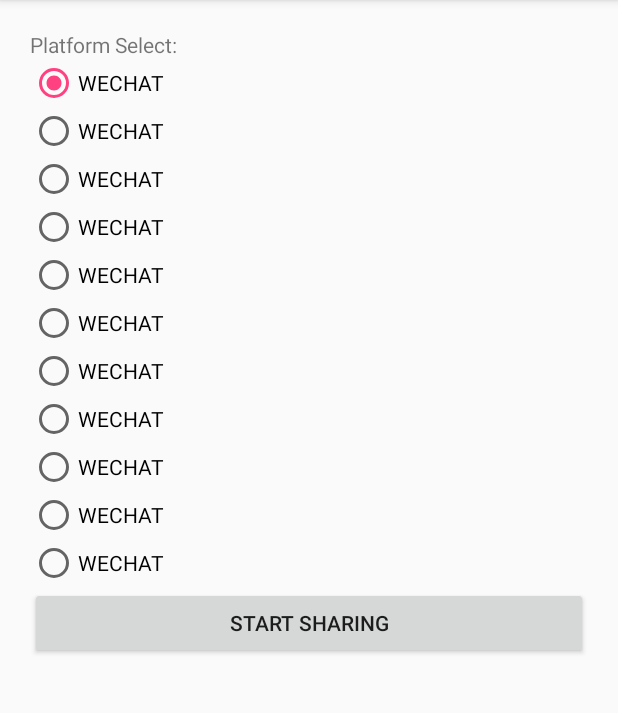
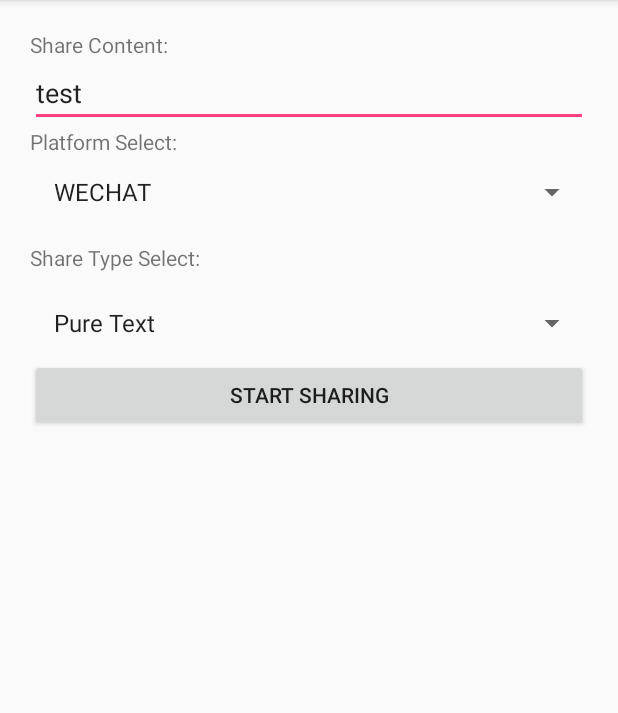
Before and after one commit to AlexLiuSheng/AndroidSystemShare, an Android app: the screen it shows after launch (MainActivity), on a phone screen of 412 x 824 dp, the part 84-797 px from its top. Run offline under Robolectric (Android 15) with nearby library versions, the phone set to English and light mode, and no system bars.

Commit message:
edit readme and demo

```diff
--- a/androidsharelib/src/main/java/com/allenliu/androidsharelib/AndroidShare.java
+++ b/androidsharelib/src/main/java/com/allenliu/androidsharelib/AndroidShare.java
@@ -1,9 +1,12 @@
 package com.allenliu.androidsharelib;
 
+import android.app.Activity;
+import android.app.Fragment;
 import android.content.ComponentName;
 import android.content.Context;
 import android.content.Intent;
 import android.net.Uri;
+import android.util.Log;
 
 import java.util.ArrayList;
 
@@ -12,12 +15,14 @@ import java.util.ArrayList;
  */
 
 public class AndroidShare {
+    private static final int REQUEST_CODE_ALLEN_SHARE = 0X666;
     private int platform;
     private ArrayList<Uri> imageUris;
     private String title;
     private String content;
     private Context context;
     private String systemShareTitle = "share";
+    private AndroidShareListener shareListener;
 
     public void share() {
         try {
@@ -27,8 +32,13 @@ public class AndroidShare {
         }
     }
 
+    /**
+     * dont set share listener,it is no useful
+     * @param shareListener
+     */
     @Deprecated
     public void share(AndroidShareListener shareListener) {
+        this.shareListener = shareListener;
         Intent shareIntent = new Intent();
         shareIntent = getIntentByPlatform(shareIntent, platform);
 
@@ -51,8 +61,11 @@ public class AndroidShare {
             shareIntent.setType("image/*");
         else
             shareIntent.setType("text/*");
-
-        context.startActivity(Intent.createChooser(shareIntent, systemShareTitle));
+        if (context instanceof Activity) {
+            ((Activity) context).startActivityForResult(Intent.createChooser(shareIntent, systemShareTitle), REQUEST_CODE_ALLEN_SHARE);
+        } else {
+            context.startActivity(Intent.createChooser(shareIntent, systemShareTitle));
+        }
 
     }
 
@@ -147,6 +160,15 @@ public class AndroidShare {
             return this;
         }
 
+    }
 
+    public static void onActivityResult(int requestCode, int resultCode, Intent data) {
+         if(requestCode==REQUEST_CODE_ALLEN_SHARE){
+             Log.e("shareLib","Share callback result code:"+resultCode+"");
+             if(resultCode==Activity.RESULT_OK){
+
+             }
+         }
     }
+
 }
--- a/androidsharelib/src/main/java/com/allenliu/androidsharelib/AndroidSharePlatform.java
+++ b/androidsharelib/src/main/java/com/allenliu/androidsharelib/AndroidSharePlatform.java
@@ -10,20 +10,20 @@ import java.lang.annotation.RetentionPolicy;
  */
 
 public class AndroidSharePlatform {
-    @IntDef({WECHAT, QQ, QZONE, WECHAT_TIMELINE, SINA, GMAIL, INSTAGRAM, FACEBOOK, WHATSAPP, TWITTER,SYSTEMSHARE})
+    @IntDef({WECHAT, QQ, QZONE, WECHAT_TIMELINE, SINA, GMAIL, INSTAGRAM, FACEBOOK, WHATSAPP, TWITTER, SYSTEMSHARE})
     @Retention(RetentionPolicy.SOURCE)
     public @interface Platform {
     }
 
     public static final int WECHAT = 1;
-    public static final int QQ = 2;
-    public static final int QZONE = 3;
-    public static final int WECHAT_TIMELINE = 4;
+    public static final int WECHAT_TIMELINE = 2;
+    public static final int QQ = 3;
+    public static final int QZONE = 4;
     public static final int SINA = 5;
-    public static final int GMAIL = 6;
-    public static final int INSTAGRAM = 7;
-    public static final int FACEBOOK = 8;
-    public static final int WHATSAPP = 9;
-    public static final int TWITTER = 10;
-    public static final int SYSTEMSHARE=11;
+    public static final int INSTAGRAM = 6;
+    public static final int FACEBOOK = 7;
+    public static final int WHATSAPP = 8;
+    public static final int TWITTER = 9;
+    public static final int GMAIL = 10;
+    public static final int SYSTEMSHARE = 11;
 }
--- a/app/src/main/java/com/allenliu/androidsystemshare/MainActivity.java
+++ b/app/src/main/java/com/allenliu/androidsystemshare/MainActivity.java
@@ -3,36 +3,92 @@ package com.allenliu.androidsystemshare;
 import android.net.Uri;
 import android.os.Bundle;
 import android.support.v7.app.AppCompatActivity;
+import android.support.v7.widget.AppCompatSpinner;
+import android.view.View;
+import android.widget.AdapterView;
+import android.widget.ArrayAdapter;
+import android.widget.Button;
+import android.widget.EditText;
 
 import com.allenliu.androidsharelib.AndroidShare;
-import com.allenliu.androidsharelib.AndroidSharePlatform;
 
 import java.io.File;
 import java.util.ArrayList;
 
-public class MainActivity extends AppCompatActivity {
+public class MainActivity extends AppCompatActivity implements View.OnClickListener {
+    private Button btnStart;
+    private EditText etShareContent;
+    private AppCompatSpinner platformSpinner, shareTypeSpinner;
+    private int currentPlatForm;
+    private int shareType;
+    private final int PURE_TEXT = 1, SINGLE_IMAGE = 2, MULTI_IMAGES = 3;
 
     @Override
     protected void onCreate(Bundle savedInstanceState) {
         super.onCreate(savedInstanceState);
         setContentView(R.layout.activity_main);
-        ArrayList<Uri> imageUris = new ArrayList<>();
-        for (int i = 0; i < 1; i++) {
-//            if(i==0)
-            imageUris.add(Uri.fromFile(new File("/storage/emulated/0/sina/weibo/weibo/img-43409e54deb4bef7a89d9f6f8fd98262.jpg")));
-//            else
-//            imageUris.add(Uri.fromFile(new File("/storage/emulated/0/sina/weibo/weibo/img-2.jpg")));
+        initView();
 
-//        imageUris.add(Uri.fromFile(new File("/storage/emulated/0/Tencent/QQ_Images/-525b995ca35ecc2c.jpg")));
-        }
-        AndroidShare share = new AndroidShare
-                .Builder(this)
-                .setPlatform(AndroidSharePlatform.GMAIL)
-                .setImageUris(imageUris)
-                .setContent("test")
-                .setTitle("title")
-                .build();
-        share.share();
 
     }
+
+    private void initView() {
+        btnStart = findViewById(R.id.btnShare);
+        etShareContent = findViewById(R.id.et_content);
+        platformSpinner = findViewById(R.id.plat_spinner);
+        shareTypeSpinner = findViewById(R.id.sharetype_spinner);
+        btnStart.setOnClickListener(this);
+        platformSpinner.setAdapter(new ArrayAdapter<String>(this, android.R.layout.simple_list_item_1, android.R.id.text1, getResources().getStringArray(R.array.platForms)));
+        shareTypeSpinner.setAdapter(new ArrayAdapter<String>(this, android.R.layout.simple_list_item_1, android.R.id.text1, getResources().getStringArray(R.array.shareType)));
+        platformSpinner.setOnItemSelectedListener(new AdapterView.OnItemSelectedListener() {
+            @Override
+            public void onItemSelected(AdapterView<?> adapterView, View view, int pos, long id) {
+                currentPlatForm = pos + 1;
+            }
+
+            @Override
+            public void onNothingSelected(AdapterView<?> adapterView) {
+
+            }
+        });
+        shareTypeSpinner.setOnItemSelectedListener(new AdapterView.OnItemSelectedListener() {
+            @Override
+            public void onItemSelected(AdapterView<?> adapterView, View view, int i, long l) {
+                shareType = i + 1;
+            }
+
+            @Override
+            public void onNothingSelected(AdapterView<?> adapterView) {
+
+            }
+        });
+    }
+
+    @Override
+    public void onClick(View view) {
+        String shareContent = etShareContent.getText().toString().trim();
+        ArrayList<Uri> imageUris = new ArrayList<>();
+        int loopCount = 0;
+        if (shareType == SINGLE_IMAGE)
+            loopCount = 1;
+        else if (shareType == MULTI_IMAGES)
+            loopCount = 2;
+        //replace follow image uri with your own test uri
+        for (int i = 0; i < loopCount; i++) {
+            if (i == 0)
+                imageUris.add(Uri.fromFile(new File("/storage/emulated/0/sina/weibo/weibo/img-43409e54deb4bef7a89d9f6f8fd98262.jpg")));
+            else
+                imageUris.add(Uri.fromFile(new File("/storage/emulated/0/Pictures/Screenshots/Screenshot_20171219-095511.jpg")));
+        }
+        AndroidShare.Builder shareBuilder = new AndroidShare
+                .Builder(this)
+                .setPlatform(currentPlatForm)
+                .setContent(shareContent)
+                .setTitle("title");
+        if (shareType != PURE_TEXT)
+            shareBuilder.setImageUris(imageUris);
+        shareBuilder.build().share();
+    }
+
+
 }
--- a/app/src/main/res/layout/activity_main.xml
+++ b/app/src/main/res/layout/activity_main.xml
@@ -9,76 +9,56 @@
     tools:context="com.allenliu.androidsystemshare.MainActivity">
 
     <TextView
+
+        android:layout_width="wrap_content"
+        android:layout_height="wrap_content"
+        android:text="Share Content:" />
+
+    <android.support.v7.widget.AppCompatEditText
+        android:id="@+id/et_content"
+        android:layout_width="match_parent"
+        android:text="test"
+        android:layout_height="wrap_content"
+        android:hint="input your share content" />
+
+    <TextView
+        android:id="@+id/tv_select"
         android:layout_width="wrap_content"
         android:layout_height="wrap_content"
         android:text="Platform Select:" />
 
-    <RadioGroup
-        android:id="@+id/radioGroup"
+    <android.support.v7.widget.AppCompatSpinner
+        android:id="@+id/plat_spinner"
+        android:layout_width="match_parent"
+        android:layout_height="wrap_content"></android.support.v7.widget.AppCompatSpinner>
 
+
+    <LinearLayout
         android:layout_width="match_parent"
-        android:layout_height="wrap_content">
+        android:layout_height="wrap_content"
+        android:layout_marginBottom="10dp"
+        android:layout_marginTop="10dp"
+        android:orientation="horizontal">
 
-        <RadioButton
+        <TextView
+            android:id="@+id/tv_type_select"
             android:layout_width="wrap_content"
             android:layout_height="wrap_content"
-            android:checked="true"
-            android:text="WECHAT" />
+            android:text="Share Type Select:" />
 
-        <RadioButton
-            android:layout_width="wrap_content"
-            android:layout_height="wrap_content"
-            android:text="WECHAT" />
+    </LinearLayout>
 
-        <RadioButton
-            android:layout_width="wrap_content"
-            android:layout_height="wrap_content"
-            android:text="WECHAT" />
 
-        <RadioButton
-            android:layout_width="wrap_content"
-            android:layout_height="wrap_content"
-            android:text="WECHAT" />
-
-        <RadioButton
-            android:layout_width="wrap_content"
-            android:layout_height="wrap_content"
-            android:text="WECHAT" />
-
-        <RadioButton
-            android:layout_width="wrap_content"
-            android:layout_height="wrap_content"
-            android:text="WECHAT" />
-
-        <RadioButton
-            android:layout_width="wrap_content"
-            android:layout_height="wrap_content"
-            android:text="WECHAT" />
-
-        <RadioButton
-            android:layout_width="wrap_content"
-            android:layout_height="wrap_content"
-            android:text="WECHAT" />
-
-        <RadioButton
-            android:layout_width="wrap_content"
-            android:layout_height="wrap_content"
-            android:text="WECHAT" />
-
-        <RadioButton
-            android:layout_width="wrap_content"
-            android:layout_height="wrap_content"
-            android:text="WECHAT" />
-
-        <RadioButton
-            android:layout_width="wrap_content"
-            android:layout_height="wrap_content"
-            android:text="WECHAT" />
-    </RadioGroup>
+    <android.support.v7.widget.AppCompatSpinner
+        android:id="@+id/sharetype_spinner"
+        android:layout_width="match_parent"
+        android:layout_height="wrap_content"></android.support.v7.widget.AppCompatSpinner>
 
     <Button
         android:id="@+id/btnShare"
         android:layout_width="match_parent"
         android:layout_height="wrap_content"
+        android:elevation="0dp"
         android:text="Start Sharing" />
+
 </LinearLayout>
--- a/app/src/main/res/values/strings.xml
+++ b/app/src/main/res/values/strings.xml
@@ -1,3 +1,22 @@
 <resources>
     <string name="app_name">AndroidSystemShare</string>
+    <string-array name="platForms">
+        <item>WECHAT</item>
+        <item>WECHAT_TIMELINE</item>
+        <item>QQ</item>
+        <item>QZONE</item>
+        <item>SINA</item>
+        <item>INSTAGRAM</item>
+        <item>FACEBOOK</item>
+        <item>WHATSAPP</item>
+        <item>TWITTER</item>
+        <item>GMAIL</item>
+        <item>SYSTEMSHARE</item>
+    </string-array>
+    <string-array name="shareType">
+        <item>Pure Text</item>
+        <item>Single Image</item>
+        <item>Multiple Images</item>
+    </string-array>
+
 </resources>
```
Also changed, not shown: 2 other files.
